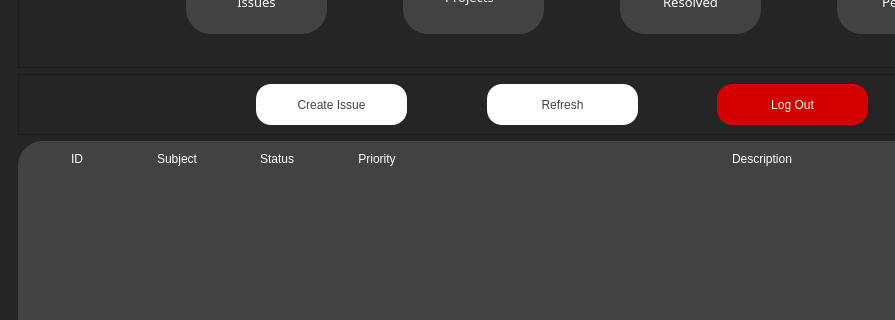
PratikTayshete/Redmine-Desktop, file gui/RDAppUI.ui: the form before one commit; both pictures show x 0 to 895 and y 200 to 520 of the 1124 by 826 pixel window.
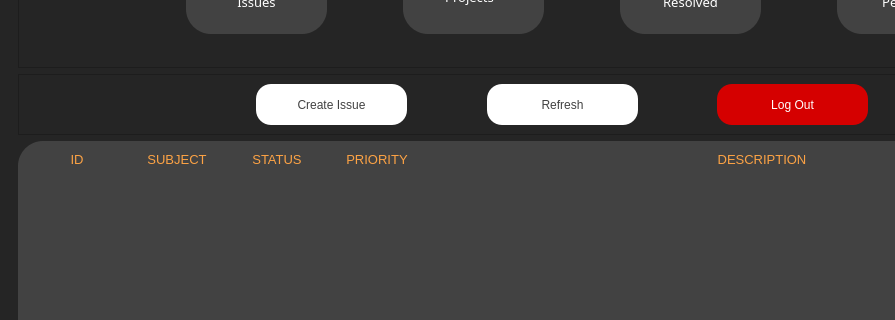
The form after the commit.

Commit message: Minor changes related to the table user interface to display issues.

The edit to the form file:
```diff
--- a/gui/RDAppUI.ui
+++ b/gui/RDAppUI.ui
@@ -38,7 +38,8 @@
     <string notr="true">QHeaderView::section {
 	
 	background-color: rgb(66, 66, 66);
-	color: rgb(255, 255, 255);
+	
+	color: rgb(252, 162, 68);
 	border-style: inset;
 }
 QTableWidget {
@@ -1305,6 +1306,9 @@
              <property name="showGrid">
               <bool>false</bool>
              </property>
+             <property name="wordWrap">
+              <bool>false</bool>
+             </property>
              <attribute name="horizontalHeaderStretchLastSection">
               <bool>true</bool>
              </attribute>
@@ -1318,7 +1322,7 @@
               <property name="font">
                <font>
                 <family>Segoe UI</family>
-                <pointsize>9</pointsize>
+                <pointsize>10</pointsize>
                </font>
               </property>
               <property name="textAlignment">
@@ -1327,12 +1331,12 @@
              </column>
              <column>
               <property name="text">
-               <string>Subject</string>
+               <string>SUBJECT</string>
               </property>
               <property name="font">
                <font>
                 <family>Segoe UI</family>
-                <pointsize>9</pointsize>
+                <pointsize>10</pointsize>
                </font>
               </property>
               <property name="textAlignment">
@@ -1341,12 +1345,12 @@
              </column>
              <column>
               <property name="text">
-               <string>Status</string>
+               <string>STATUS</string>
               </property>
               <property name="font">
                <font>
                 <family>Segoe UI</family>
-                <pointsize>9</pointsize>
+                <pointsize>10</pointsize>
                </font>
               </property>
               <property name="textAlignment">
@@ -1355,12 +1359,12 @@
              </column>
              <column>
               <property name="text">
-               <string>Priority</string>
+               <string>PRIORITY</string>
               </property>
               <property name="font">
                <font>
                 <family>Segoe UI</family>
-                <pointsize>9</pointsize>
+                <pointsize>10</pointsize>
                </font>
               </property>
               <property name="textAlignment">
@@ -1369,12 +1373,12 @@
              </column>
              <column>
               <property name="text">
-               <string>Description</string>
+               <string>DESCRIPTION</string>
               </property>
               <property name="font">
                <font>
                 <family>Segoe UI</family>
-                <pointsize>9</pointsize>
+                <pointsize>10</pointsize>
                </font>
               </property>
               <property name="textAlignment">
```
